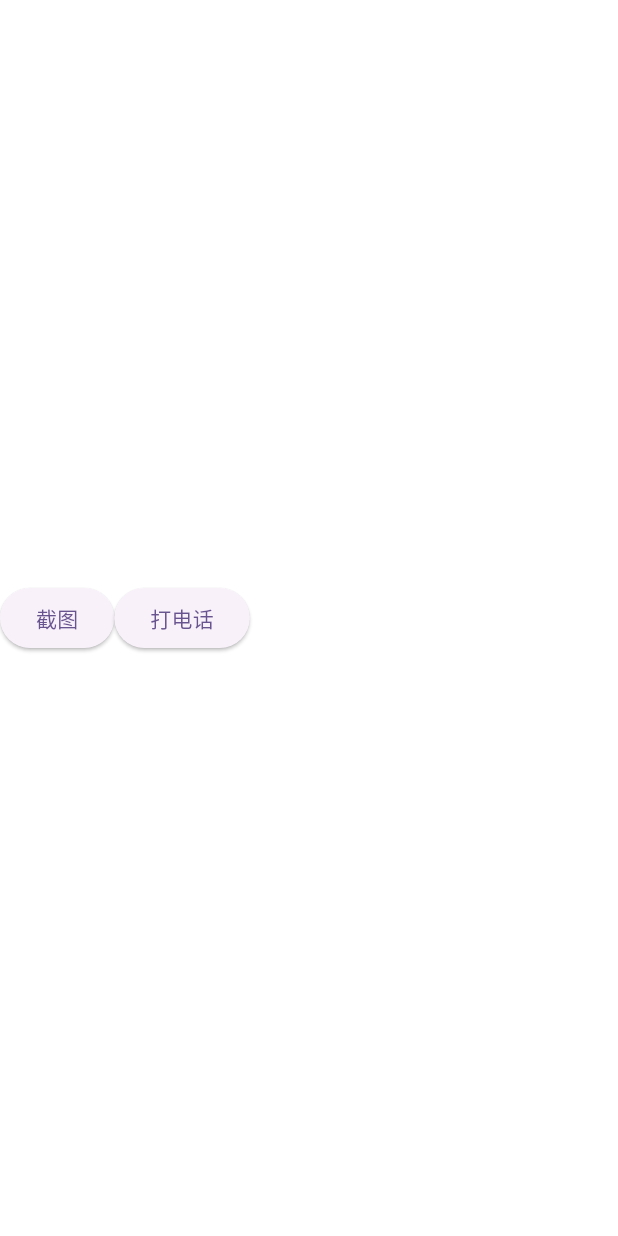
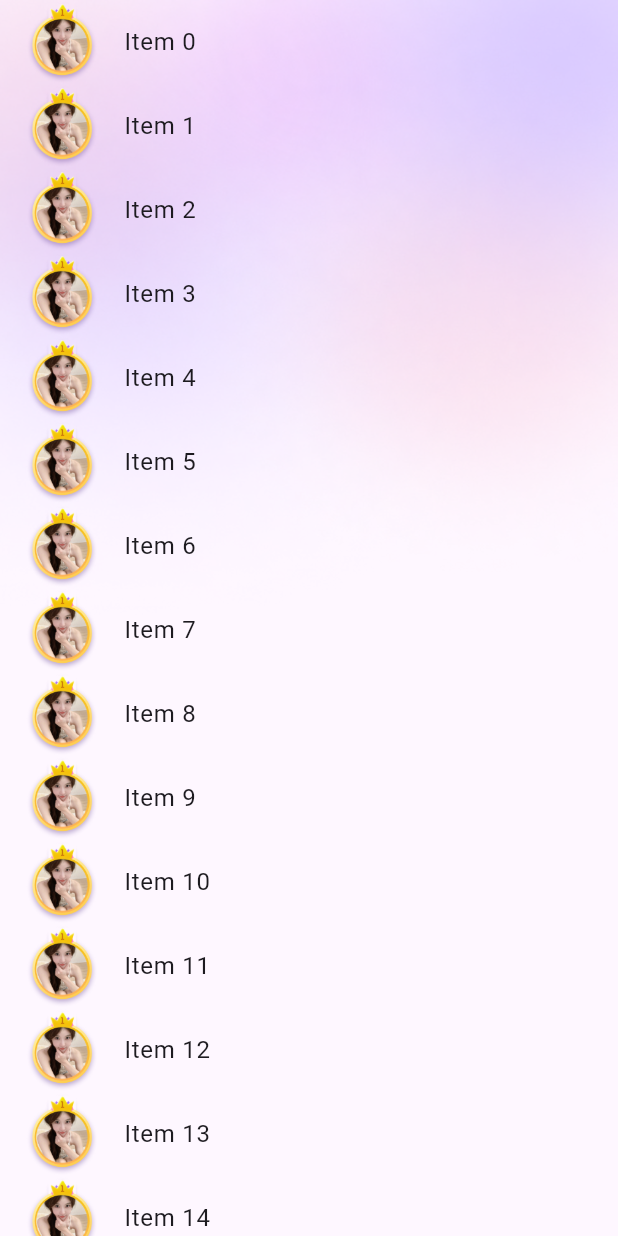
Before and after one commit to jjeejj/flutter_demo, a Flutter app: the screen it shows after launch, on a phone screen of 412 x 824 dp. Run offline on Flutter 3.47's test engine with Material 3 defaults, Android fonts, the phone set to English and light mode, and no system bars; our stand-ins replace flutter_riverpod, logger, riverpod_annotation, share_plus; generated files the repository leaves out were written again.

Commit message:
feat: hero 动画

```diff
--- a/lib/main.dart
+++ b/lib/main.dart
@@ -1,4 +1,5 @@
 import 'package:flutter/material.dart';
+import 'package:flutter_wechat_demo/pages/hero_animation/hero.dart';
 import 'package:flutter_wechat_demo/utils/logger.dart';
 
 import 'pages/share/share.dart';
@@ -37,7 +38,8 @@ class MyApp extends StatelessWidget {
         useMaterial3: true,
       ),
       // home: const TestKeyPage(),
-      home: SharePage(),
+      // home: SharePage(),
+      home: HeroAnimtion(),
     );
   }
 }
--- /dev/null
+++ b/lib/pages/hero_animation/hero.dart
@@ -0,0 +1,102 @@
+import 'package:flutter/material.dart';
+
+class HeroAnimtion extends StatelessWidget {
+  @override
+  Widget build(BuildContext context) {
+    return Scaffold(
+      // appBar: AppBar(
+      //   title: const Text(
+      //     "Hero Animation"
+      //   ),
+      // ),
+      body: Container(
+        decoration: const BoxDecoration(
+          image: DecorationImage(
+            image: AssetImage("images/login_bg.png"),
+            fit: BoxFit.fill,
+          )
+        ),
+        child: Stack(
+          children: [
+            ListView.builder(
+                itemBuilder: (context, index) {
+                  return HeroItem(index);
+                },
+              itemCount: 20,
+              // controller: ,
+            )
+          ],
+        ),
+      )
+    );
+  }
+
+  // @override
+  // State<StatefulWidget> createState() {
+  //   // TODO: implement createState
+  //   throw UnimplementedError();
+  // }
+}
+
+// class _HeroAnimtionState extends State<HeroAnimtion> {
+//   @override
+//   Widget build(BuildContext context) {
+//     // TODO: implement build
+//     throw UnimplementedError();
+//   }
+//
+// }
+
+
+class HeroItem extends StatelessWidget {
+  final int index;
+  const HeroItem(this.index, {super.key});
+  @override
+  Widget build(BuildContext context) {
+    return ListTile(
+      title:  Text('Item $index'),
+      leading: Hero(
+        createRectTween: (begin, end) {
+          return MaterialRectArcTween(begin: begin, end: end);
+        },
+        tag: "hero-item-$index",
+        child: const Image(
+          image: AssetImage("images/small.png"),
+        ),
+      ),
+      onTap: () {
+        Navigator.push(
+            context,
+            MaterialPageRoute(
+                builder: (context) {
+                  return ImageDetail(index);
+                }
+            )
+        );
+      },
+    );
+  }
+}
+
+class ImageDetail extends StatelessWidget {
+  final int index;
+  const ImageDetail(this.index, {super.key});
+
+  @override
+  Widget build(BuildContext context) {
+    return Scaffold(
+      body: Hero(
+        createRectTween: (begin, end) {
+          return MaterialRectArcTween(begin: begin, end: end);
+        },
+        tag: "hero-item-$index",
+        child: const Center(
+          child: Image(
+            image: AssetImage("images/big.png"),
+          ),
+        ),
+      ),
+    );
+  }
+
+}
--- a/pubspec.yaml
+++ b/pubspec.yaml
@@ -28,11 +28,14 @@ environment:
 # the latest version available on pub.dev. To see which dependencies have newer
 # versions available, run `flutter pub outdated`.
 dependencies:
+  cached_network_image: ^3.3.1
   cupertino_icons: ^1.0.6
   dio: ^5.4.3+1
   flutter:
     sdk: flutter
+  flutter_blurhash: ^0.8.2
   flutter_riverpod: ^2.5.1
+  flutter_svg: ^2.0.10+1
   hive: ^2.2.3
   logger: ^2.2.0
   path_provider: ^2.1.3
```
Also changed, not shown: images/big.png (added), images/login_bg.png (added), images/small.png (added), 1 other file.
